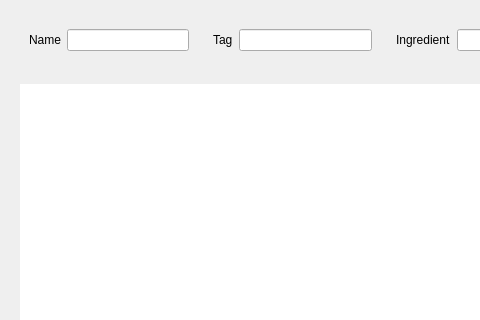
Old version of the form gui/openrecipedialog.ui in the repository andrewlalis/RecipeDB; both pictures show x 0 to 480 and y 0 to 320 of the 640 by 480 pixel window.
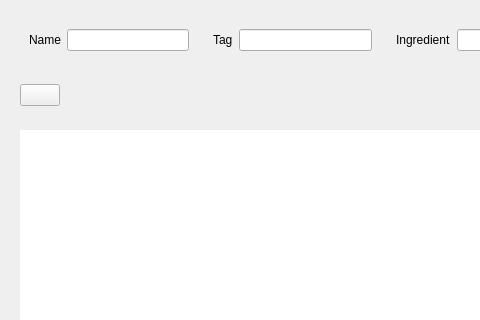
New version of the form. Icons and pictures are not drawn.

Commit message: Cleaned up deleting recipes, random recipe on startup, exit button, etc.

What changed in the file:
```diff
--- a/gui/openrecipedialog.ui
+++ b/gui/openrecipedialog.ui
@@ -86,6 +86,23 @@
      </layout>
     </widget>
    </item>
+   <item alignment="Qt::AlignLeft|Qt::AlignTop">
+    <widget class="QWidget" name="interactionPanel" native="true">
+     <layout class="QHBoxLayout" name="horizontalLayout_5">
+      <item>
+       <widget class="QPushButton" name="deleteRecipeButton">
+        <property name="text">
+         <string/>
+        </property>
+        <property name="icon">
+         <iconset resource="../images.qrc">
+          <normaloff>:/images/images/trash.png</normaloff>:/images/images/trash.png</iconset>
+        </property>
+       </widget>
+      </item>
+     </layout>
+    </widget>
+   </item>
    <item>
     <widget class="QWidget" name="contentPanel" native="true">
      <layout class="QVBoxLayout" name="verticalLayout_2">
```
Left out of the diff: 3 changed lines with no effect on the pictures. The commit also changes 19 other files.
